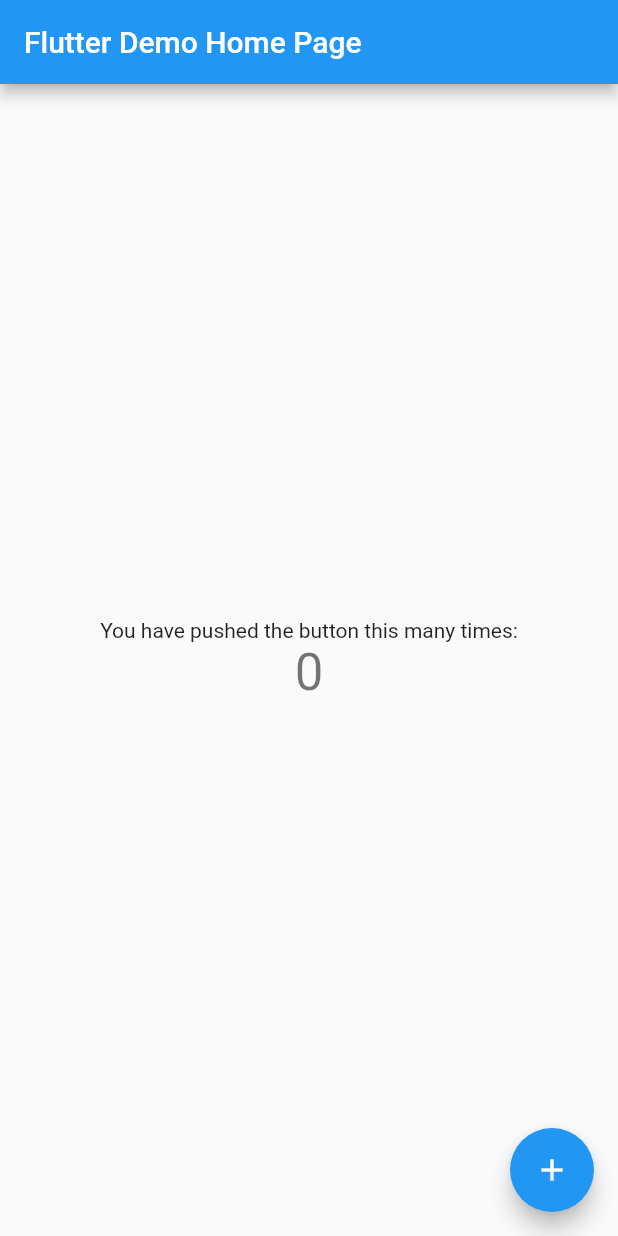
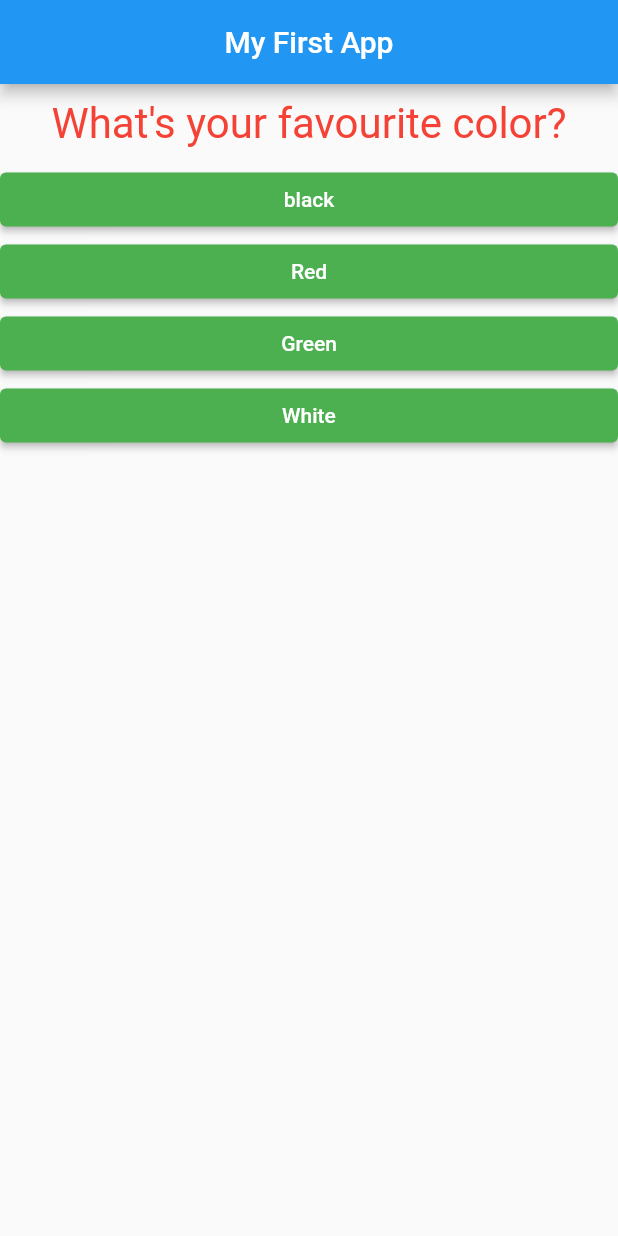
Before and after one commit to lasher169/flutter_complete_guide, a Flutter app: the screen it shows after launch, on a phone screen of 412 x 824 dp. Run offline on Flutter 3.47's test engine with Material 2 defaults, Android fonts, the phone set to English and light mode, and no system bars; missing offline and left inert: dart:ffi.

Commit message:
more pushing

```diff
--- /dev/null
+++ b/lib/answer.dart
@@ -0,0 +1,25 @@
+import 'package:flutter/material.dart';
+
+class Answer extends StatelessWidget {
+  final String answerText;
+  final VoidCallback selectHandler;
+  Answer(
+    this.selectHandler,
+    this.answerText,
+  );
+
+  @override
+  Widget build(BuildContext context) {
+    return Container(
+      width: double.infinity,
+      child: ElevatedButton(
+          style: ButtonStyle(
+              backgroundColor:
+                  MaterialStateColor.resolveWith((states) => Colors.green),
+              foregroundColor:
+                  MaterialStateColor.resolveWith((states) => Colors.white)),
+          child: Text(this.answerText),
+          onPressed: selectHandler),
+    );
+  }
+}
--- /dev/null
+++ b/lib/go_away.dart
@@ -0,0 +1,23 @@
+import 'package:flutter/material.dart';
+
+class GoAway extends StatelessWidget {
+  final String message;
+
+  GoAway(this.message);
+
+  @override
+  Widget build(BuildContext context) {
+    return Container(
+      width: double.infinity,
+      margin: EdgeInsets.all(10),
+      child: Text(
+        message,
+        textAlign: TextAlign.center,
+        style: TextStyle(
+          fontSize: 50,
+          color: Colors.red,
+        ),
+      ),
+    );
+  }
+}
--- a/lib/main.dart
+++ b/lib/main.dart
@@ -1,115 +1,82 @@
 import 'package:flutter/material.dart';
+import './quiz.dart';
+import './result.dart';
 
-void main() {
-  runApp(const MyApp());
-}
+// void main(){
+//   runApp(new MyApp());
+// }
 
-class MyApp extends StatelessWidget {
-  const MyApp({Key? key}) : super(key: key);
+void main() => runApp(MyApp());
 
-  // This widget is the root of your application.
+class MyApp extends StatefulWidget {
   @override
-  Widget build(BuildContext context) {
-    return MaterialApp(
-      title: 'Flutter Demo',
-      theme: ThemeData(
-        // This is the theme of your application.
-        //
-        // Try running your application with "flutter run". You'll see the
-        // application has a blue toolbar. Then, without quitting the app, try
-        // changing the primarySwatch below to Colors.green and then invoke
-        // "hot reload" (press "r" in the console where you ran "flutter run",
-        // or simply save your changes to "hot reload" in a Flutter IDE).
-        // Notice that the counter didn't reset back to zero; the application
-        // is not restarted.
-        primarySwatch: Colors.blue,
-      ),
-      home: const MyHomePage(title: 'Flutter Demo Home Page'),
-    );
+  State<StatefulWidget> createState() {
+    return _MyAppState();
   }
 }
 
-class MyHomePage extends StatefulWidget {
-  const MyHomePage({Key? key, required this.title}) : super(key: key);
+class _MyAppState extends State<MyApp> {
+  var _questionIndex = 0;
+  var _totalScore = 0;
 
-  // This widget is the home page of your application. It is stateful, meaning
-  // that it has a State object (defined below) that contains fields that affect
-  // how it looks.
+  final _questions = [
+    {
+      'questionText': 'What\'s your favourite color?',
+      'answers': [
+        {'text': 'black', 'score': 10},
+        {'text': 'Red', 'score': 5},
+        {'text': 'Green', 'score': 3},
+        {'text': 'White', 'score': 1}
+      ],
+    },
+    {
+      'questionText': 'What\'s your favourite animal?',
+      'answers': [
+        {'text': 'Rabbit', 'score': 8},
+        {'text': 'Snake', 'score': 6},
+        {'text': 'Elephant', 'score': 4},
+        {'text': 'Lion', 'score': 2}
+      ],
+    },
+    {
+      'questionText': 'Who\'s your fav instructor?',
+      'answers': [
+        {'text': 'a', 'score': 8},
+        {'text': 'b', 'score': 6},
+        {'text': 'c', 'score': 4},
+        {'text': 'd', 'score': 2}
+      ],
+    },
+  ];
 
-  // This class is the configuration for the state. It holds the values (in this
-  // case the title) provided by the parent (in this case the App widget) and
-  // used by the build method of the State. Fields in a Widget subclass are
-  // always marked "final".
+  void _answerQuestion(int score) {
+    _totalScore += score;
 
-  final String title;
-
-  @override
-  State<MyHomePage> createState() => _MyHomePageState();
-}
-
-class _MyHomePageState extends State<MyHomePage> {
-  int _counter = 0;
-
-  void _incrementCounter() {
     setState(() {
-      // This call to setState tells the Flutter framework that something has
-      // changed in this State, which causes it to rerun the build method below
-      // so that the display can reflect the updated values. If we changed
-      // _counter without calling setState(), then the build method would not be
-      // called again, and so nothing would appear to happen.
-      _counter = _counter + 3;
+      _questionIndex = _questionIndex + 1;
     });
+    print(_questionIndex);
+    if (_questionIndex < _questions.length) {
+      print('We have more questions');
+    }
   }
 
   @override
   Widget build(BuildContext context) {
-    // This method is rerun every time setState is called, for instance as done
-    // by the _incrementCounter method above.
-    //
-    // The Flutter framework has been optimized to make rerunning build methods
-    // fast, so that you can just rebuild anything that needs updating rather
-    // than having to individually change instances of widgets.
-    return Scaffold(
-      appBar: AppBar(
-        // Here we take the value from the MyHomePage object that was created by
-        // the App.build method, and use it to set our appbar title.
-        title: Text(widget.title),
-      ),
-      body: Center(
-        // Center is a layout widget. It takes a single child and positions it
-        // in the middle of the parent.
-        child: Column(
-          // Column is also a layout widget. It takes a list of children and
-          // arranges them vertically. By default, it sizes itself to fit its
-          // children horizontally, and tries to be as tall as its parent.
-          //
-          // Invoke "debug painting" (press "p" in the console, choose the
-          // "Toggle Debug Paint" action from the Flutter Inspector in Android
-          // Studio, or the "Toggle Debug Paint" command in Visual Studio Code)
-          // to see the wireframe for each widget.
-          //
-          // Column has various properties to control how it sizes itself and
-          // how it positions its children. Here we use mainAxisAlignment to
-          // center the children vertically; the main axis here is the vertical
-          // axis because Columns are vertical (the cross axis would be
-          // horizontal).
-          mainAxisAlignment: MainAxisAlignment.center,
-          children: <Widget>[
-            const Text(
-              'You have pushed the button this many times:',
+    return MaterialApp(
+      home: Scaffold(
+          appBar: AppBar(
+            centerTitle: true,
+            title: Text(
+              'My First App',
             ),
-            Text(
-              '$_counter',
-              style: Theme.of(context).textTheme.headline4,
-            ),
-          ],
-        ),
-      ),
-      floatingActionButton: FloatingActionButton(
-        onPressed: _incrementCounter,
-        tooltip: 'Increment',
-        child: const Icon(Icons.add),
-      ), // This trailing comma makes auto-formatting nicer for build methods.
+          ),
+          body: _questionIndex < _questions.length
+              ? Quiz(
+                  questions: _questions,
+                  questionIndex: _questionIndex,
+                  answerQuestion: _answerQuestion)
+              : Result()),
     );
   }
 }
--- /dev/null
+++ b/lib/question.dart
@@ -0,0 +1,22 @@
+import 'package:flutter/material.dart';
+
+class Question extends StatelessWidget {
+  final String questionText;
+
+  Question(this.questionText);
+
+  @override
+  Widget build(BuildContext context) {
+    return Container(
+        width: double.infinity,
+        margin: EdgeInsets.all(10),
+        child: Text(
+          questionText,
+          textAlign: TextAlign.center,
+          style: TextStyle(
+            color: Colors.red,
+            fontSize: 28,
+          ),
+        ));
+  }
+}
--- /dev/null
+++ b/lib/quiz.dart
@@ -0,0 +1,27 @@
+import 'dart:ffi';
+
+import 'package:flutter/material.dart';
+import './question.dart';
+import './answer.dart';
+
+class Quiz extends StatelessWidget {
+  final questions;
+  final questionIndex;
+  final Function answerQuestion;
+
+  Quiz({this.questions, this.questionIndex, this.answerQuestion});
+
+  @override
+  Widget build(BuildContext context) {
+    return Column(
+      children: [
+        Question(questions[questionIndex]['questionText']),
+        ...(questions[questionIndex]['answers'] as List<Map<String, Object>>)
+            .map((answer) {
+          return Answer(
+              () => answerQuestion(answer['score']), answer['text'] as String);
+        })
+      ],
+    );
+  }
+}
--- /dev/null
+++ b/lib/result.dart
@@ -0,0 +1,10 @@
+import 'package:flutter/material.dart';
+
+class Result extends StatelessWidget {
+  @override
+  Widget build(BuildContext context) {
+    return Center(
+      child: Text('Go Away'),
+    );
+  }
+}
```
Also changed, not shown: pubspec.lock, 2 other files.
